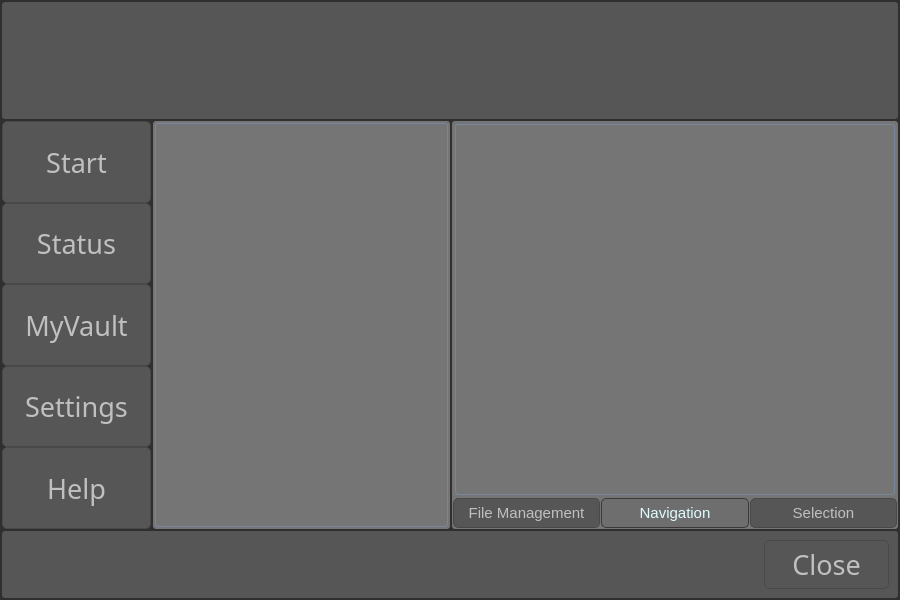
Qt form bin/core/gui/new.ui (projectmagpy/MagPy) before a commit.
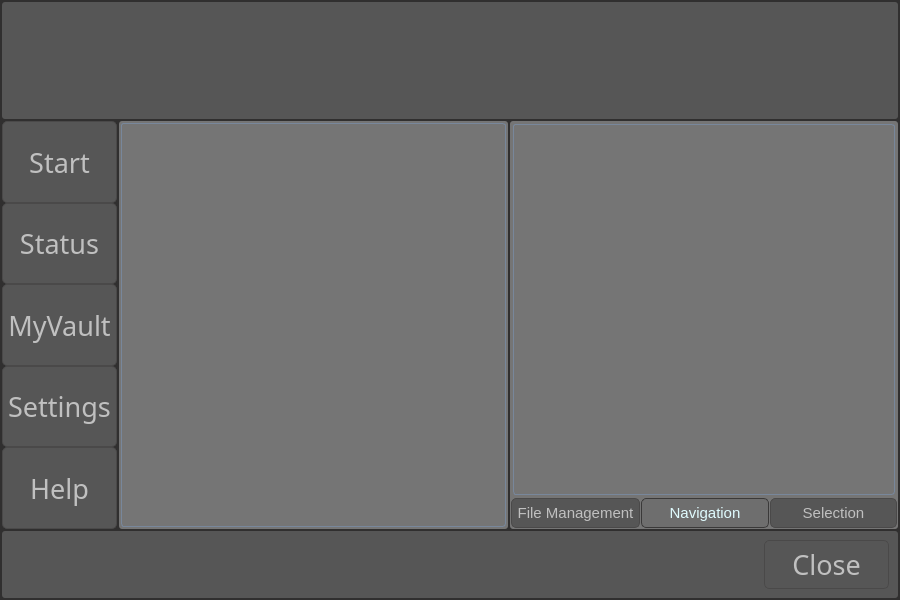
The same form after that commit. Icons and pictures are not drawn.

```diff
--- a/bin/core/gui/new.ui
+++ b/bin/core/gui/new.ui
@@ -1153,7 +1153,7 @@
         <property name="lineWidth">
          <number>2</number>
         </property>
-        <layout class="QHBoxLayout" name="horizontalLayout" stretch="1,2,3">
+        <layout class="QHBoxLayout" name="horizontalLayout" stretch="1,5,5">
          <property name="spacing">
           <number>2</number>
          </property>
```
Left out of the diff: 6 changed lines with no effect on the pictures.
